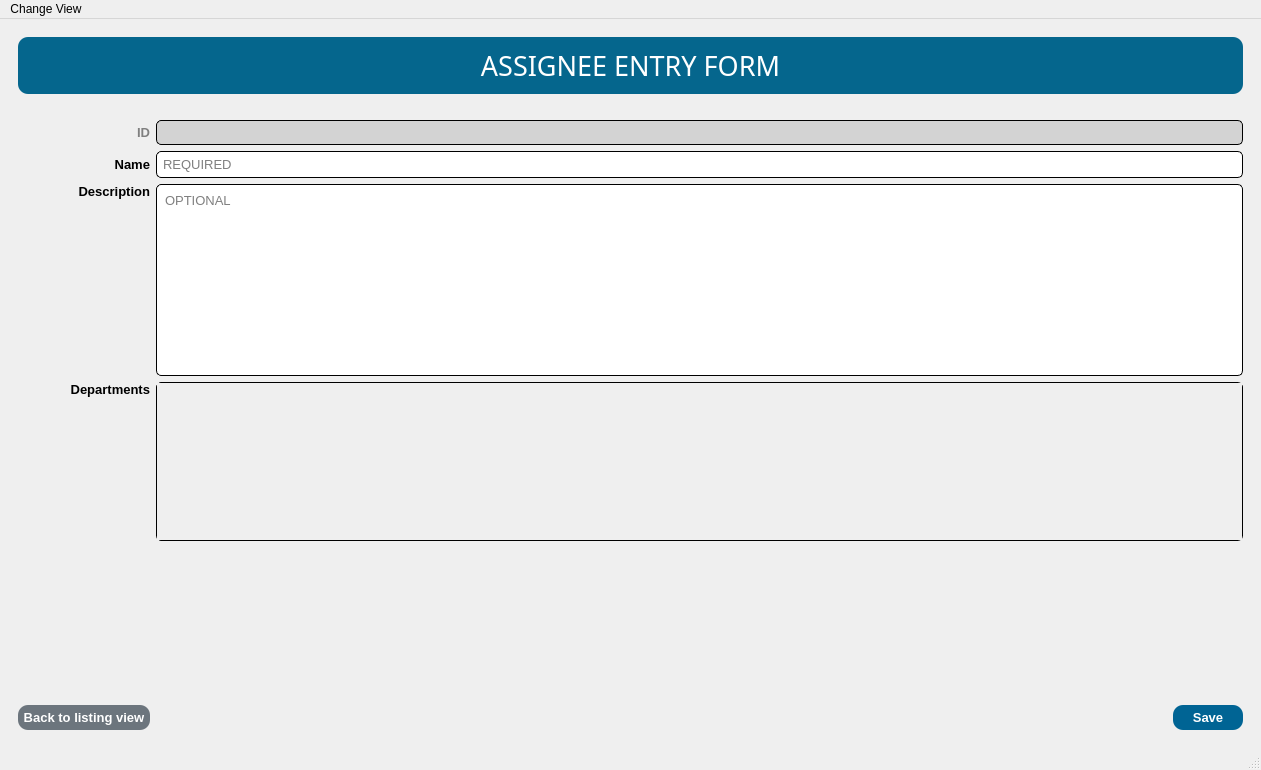
Soapey/PyConu, file conu/ui/ui_files/MainWindow.ui: the form before one commit.
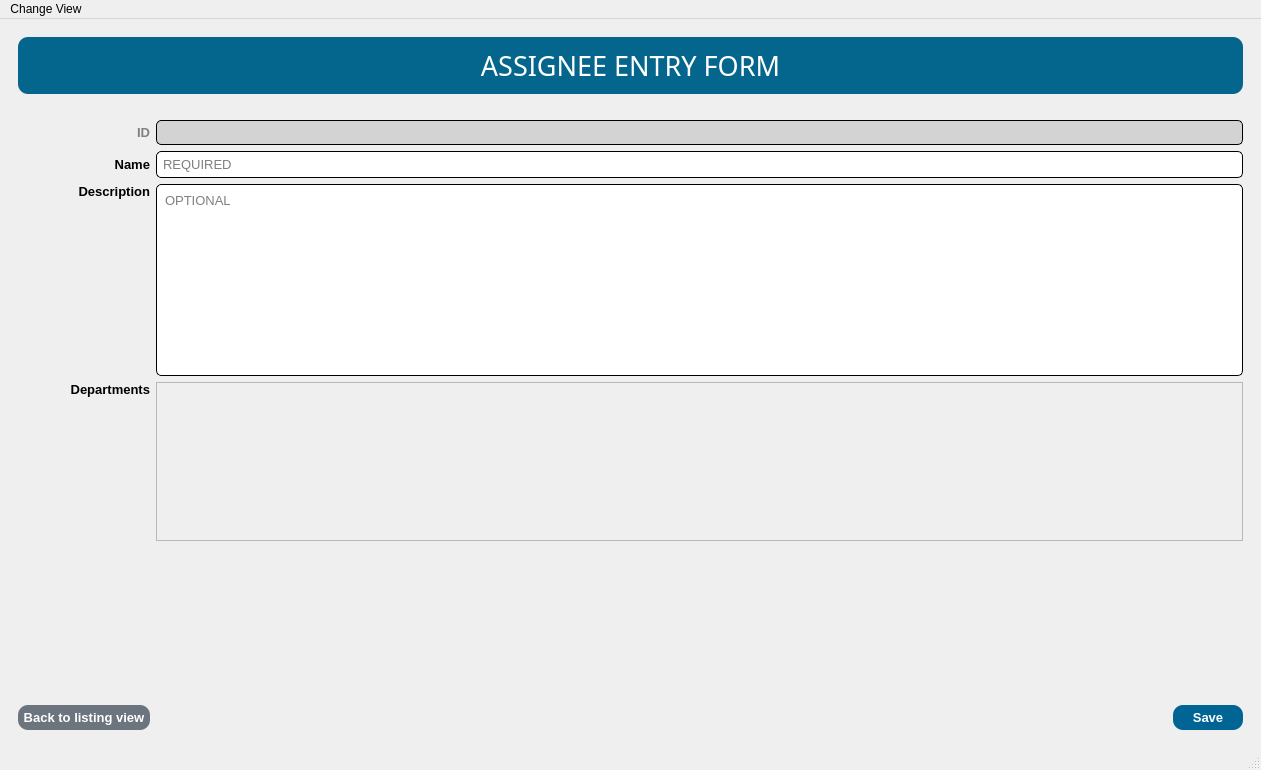
The form after the commit.

```diff
--- a/conu/ui/ui_files/MainWindow.ui
+++ b/conu/ui/ui_files/MainWindow.ui
@@ -525,25 +525,17 @@
         <item row="4" column="1" colspan="2">
          <widget class="QScrollArea" name="assignee_entryform_scrollDepartments">
           <property name="styleSheet">
-           <string notr="true">QScrollArea {
-	border-style: inset;
-	border-width: 1px;
-	border-radius: 5px;
-	border-color: black;
-}</string>
-          </property>
-          <property name="horizontalScrollBarPolicy">
-           <enum>Qt::ScrollBarAlwaysOff</enum>
+           <string notr="true"/>
           </property>
           <property name="widgetResizable">
-           <bool>false</bool>
+           <bool>true</bool>
           </property>
           <widget class="QWidget" name="scrollAreaWidgetContents">
            <property name="geometry">
             <rect>
              <x>0</x>
              <y>0</y>
-             <width>1008</width>
+             <width>1084</width>
              <height>154</height>
             </rect>
            </property>
```
Left out of the diff: 21 changed lines with no effect on the pictures.
